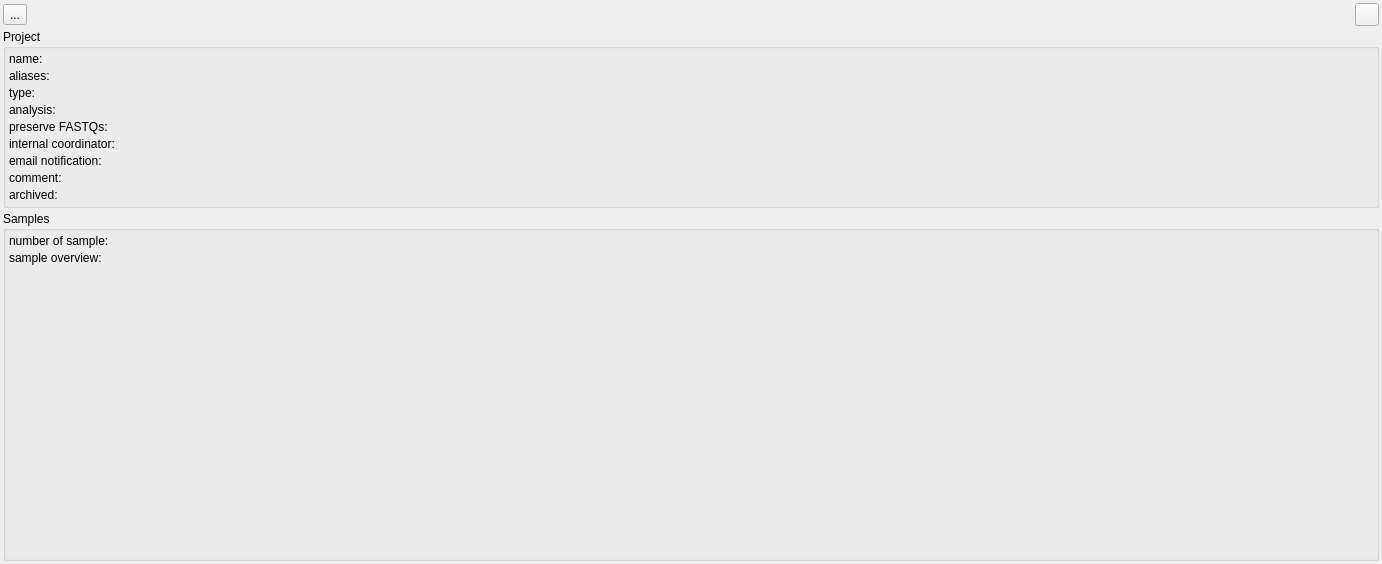
Above: src/GSvar/ProjectWidget.ui from imgag/ngs-bits before the change. Below: the same form after it.
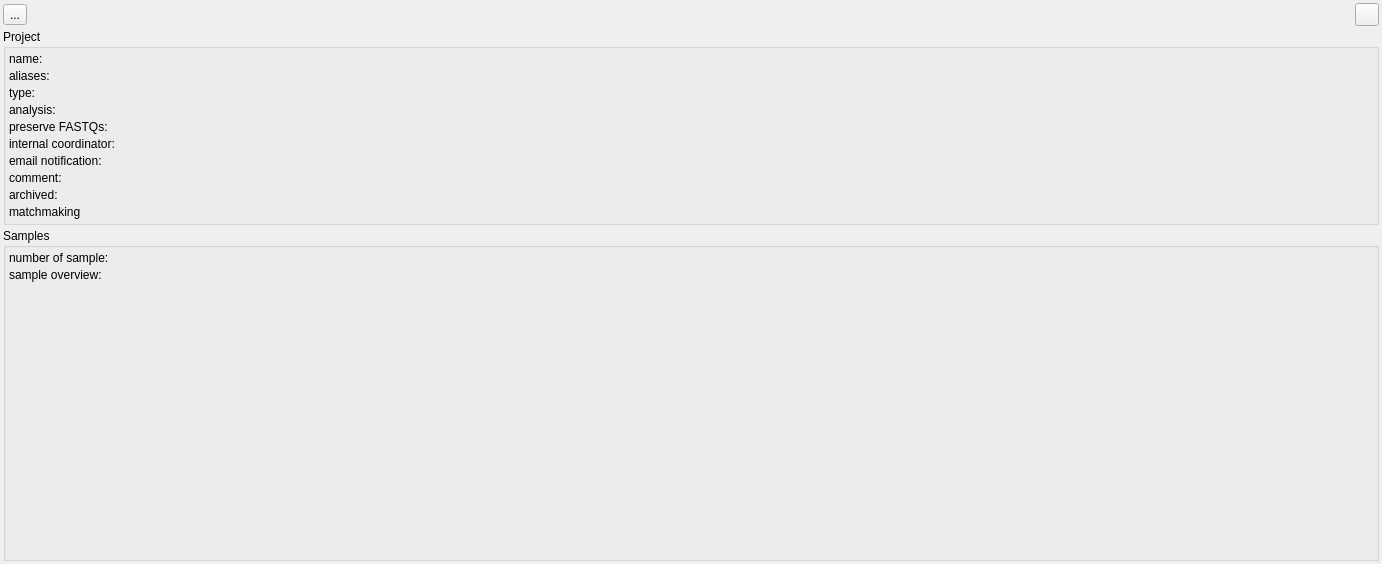
That is the form after the change. Icons and pictures are not drawn.

Commit message: GSvar/NGSD: added matchmaking column to project table.

```diff
--- a/src/GSvar/ProjectWidget.ui
+++ b/src/GSvar/ProjectWidget.ui
@@ -260,6 +260,20 @@
         </property>
        </widget>
       </item>
+      <item row="9" column="0">
+       <widget class="QLabel" name="label_13">
+        <property name="text">
+         <string>matchmaking</string>
+        </property>
+       </widget>
+      </item>
+      <item row="9" column="1">
+       <widget class="QLabel" name="matchmaking">
+        <property name="text">
+         <string/>
+        </property>
+       </widget>
+      </item>
      </layout>
     </widget>
    </item>
```
The commit also changes 2 other files.
